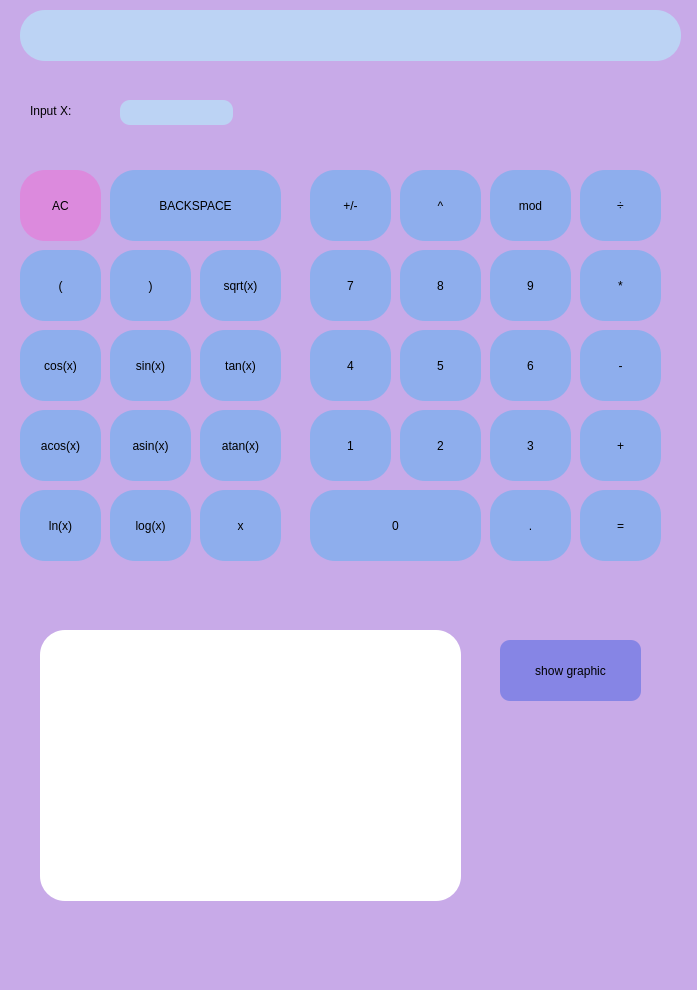
Qt form src/smart_calc/mainwindow.ui (liubavabarsegian/s21-SmartCalc_v1.0) before a commit.
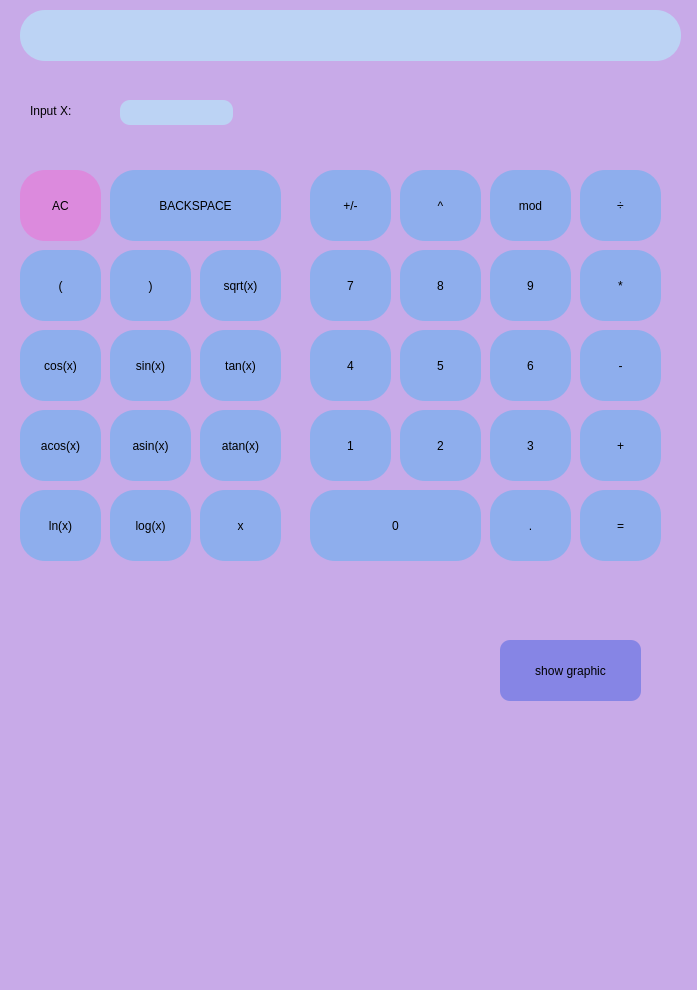
The same form after that commit. Custom widgets are drawn as their Qt base class.

Commit message: graphics (just started)

Diff of the .ui file:
```diff
--- a/src/smart_calc/mainwindow.ui
+++ b/src/smart_calc/mainwindow.ui
@@ -1082,20 +1082,7 @@
 border-radius: 10px;</string>
     </property>
    </widget>
-   <widget class="QGraphicsView" name="graphicsView">
-    <property name="geometry">
-     <rect>
-      <x>40</x>
-      <y>630</y>
-      <width>421</width>
-      <height>271</height>
-     </rect>
-    </property>
-    <property name="styleSheet">
-     <string notr="true">background-color: white;</string>
-    </property>
-   </widget>
-   <widget class="QPushButton" name="pushButton">
+   <widget class="QPushButton" name="show_graphic">
     <property name="geometry">
      <rect>
       <x>500</x>
@@ -1112,6 +1099,16 @@
      <string>show graphic</string>
     </property>
    </widget>
+   <widget class="QCustomPlot" name="customPlot" native="true">
+    <property name="geometry">
+     <rect>
+      <x>100</x>
+      <y>600</y>
+      <width>261</width>
+      <height>171</height>
+     </rect>
+    </property>
+   </widget>
   </widget>
   <widget class="QMenuBar" name="menubar">
    <property name="geometry">
@@ -1125,6 +1122,14 @@
   </widget>
   <widget class="QStatusBar" name="statusbar"/>
  </widget>
+ <customwidgets>
+  <customwidget>
+   <class>QCustomPlot</class>
+   <extends>QWidget</extends>
+   <header>qcustomplot.h</header>
+   <container>1</container>
+  </customwidget>
+ </customwidgets>
  <resources/>
  <connections/>
 </ui>
```
The commit also changes 3 other files.
